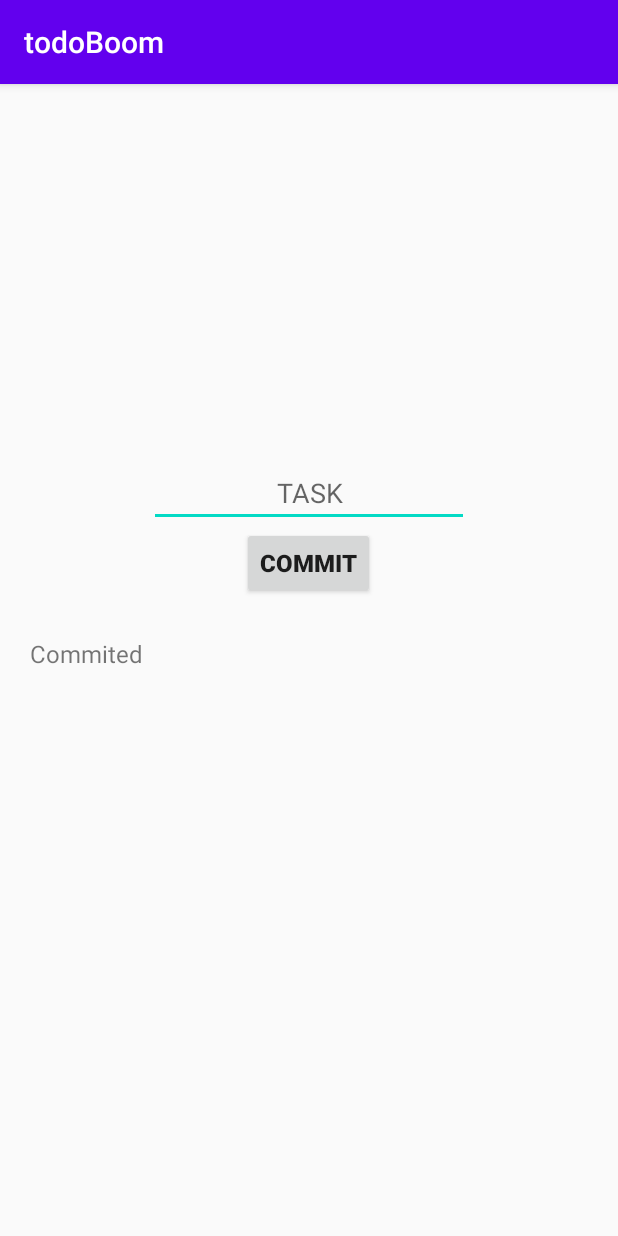
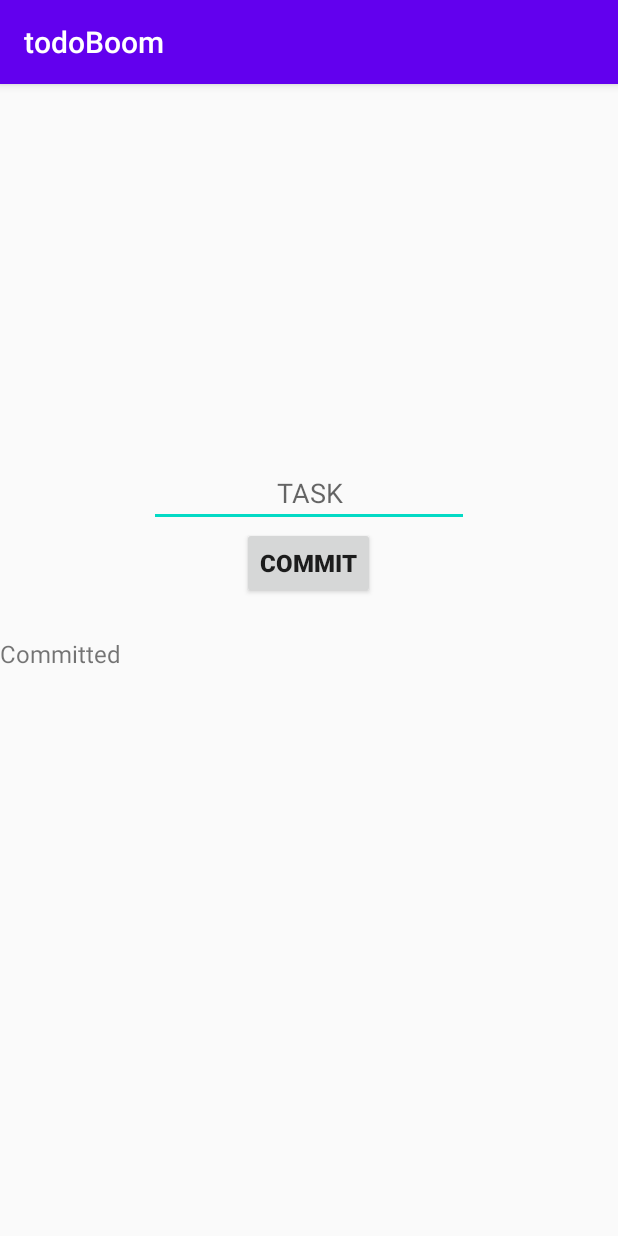
Before and after one commit to Dr-Seuss/post_pc_computing, an Android app: the screen it shows after launch (MainActivity), on a phone screen of 412 x 824 dp. Run offline under Robolectric (Android 15) with nearby library versions, the phone set to English and light mode, and no system bars.

Commit message:
ex1 update

```diff
--- a/todoboom/app/src/main/res/layout-land/activity_main.xml
+++ b/todoboom/app/src/main/res/layout-land/activity_main.xml
@@ -12,11 +12,12 @@
         android:id="@+id/curTask"
         android:layout_width="wrap_content"
         android:layout_height="wrap_content"
+        android:layout_gravity="center"
+        android:autofillHints=""
         android:ellipsize="start"
         android:ems="10"
-        android:hint="TASK"
         android:gravity="center"
-        android:layout_gravity="center"
+        android:hint="@string/task"
         android:inputType="text"
         android:singleLine="true" />
 
@@ -25,17 +26,17 @@
         android:layout_width="wrap_content"
         android:layout_height="wrap_content"
         android:layout_gravity="center"
-        android:text="COMMIT"
+        android:text="@string/commit"
         android:textSize="16sp"
         android:textStyle="normal|bold" />
 
     <TextView
         android:id="@+id/todoList"
-        android:layout_width="wrap_content"
+        android:layout_width="match_parent"
         android:layout_height="wrap_content"
         android:layout_gravity="center"
-        android:text="Commited"
         android:ems="15"
-        android:textSize="16sp"
-        android:freezesText="true"/>
+        android:freezesText="true"
+        android:text="@string/committed"
+        android:textSize="16sp" />
 </LinearLayout>
--- a/todoboom/app/src/main/res/layout-port/activity_main.xml
+++ b/todoboom/app/src/main/res/layout-port/activity_main.xml
@@ -12,12 +12,13 @@
         android:id="@+id/curTask"
         android:layout_width="wrap_content"
         android:layout_height="wrap_content"
+        android:layout_gravity="center"
         android:layout_marginTop="250dp"
+        android:autofillHints=""
         android:ellipsize="start"
         android:ems="10"
-        android:hint="TASK"
         android:gravity="center"
-        android:layout_gravity="center"
+        android:hint="@string/task"
         android:inputType="text"
         android:singleLine="true" />
 
@@ -26,18 +27,17 @@
         android:layout_width="wrap_content"
         android:layout_height="wrap_content"
         android:layout_gravity="center"
-        android:text="COMMIT"
+        android:text="@string/commit"
         android:textSize="16sp"
         android:textStyle="normal|bold" />
 
     <TextView
         android:id="@+id/todoList"
-        android:layout_width="wrap_content"
+        android:layout_width="match_parent"
         android:layout_height="wrap_content"
         android:layout_marginTop="25dp"
-        android:text="Commited"
-        android:paddingLeft="20dp"
         android:ems="15"
-        android:textSize="16sp"
-        android:freezesText="true"/>
+        android:freezesText="true"
+        android:text="@string/committed"
+        android:textSize="16sp" />
 </LinearLayout>
--- a/todoboom/app/src/main/res/layout/activity_main.xml
+++ b/todoboom/app/src/main/res/layout/activity_main.xml
@@ -5,7 +5,6 @@
     android:layout_width="match_parent"
     android:layout_height="match_parent"
     android:orientation="vertical"
-    android:layout_gravity="start"
     tools:context=".MainActivity">
 
 
@@ -13,12 +12,13 @@
         android:id="@+id/curTask"
         android:layout_width="wrap_content"
         android:layout_height="wrap_content"
+        android:layout_gravity="center"
         android:layout_marginTop="250dp"
+        android:autofillHints=""
         android:ellipsize="start"
         android:ems="10"
-        android:hint="TASK"
         android:gravity="center"
-        android:layout_gravity="center_horizontal"
+        android:hint="@string/task"
         android:inputType="text"
         android:singleLine="true" />
 
@@ -26,19 +26,18 @@
         android:id="@+id/commit"
         android:layout_width="wrap_content"
         android:layout_height="wrap_content"
-        android:layout_gravity="center_horizontal"
-        android:text="COMMIT"
+        android:layout_gravity="center"
+        android:text="@string/commit"
         android:textSize="16sp"
         android:textStyle="normal|bold" />
 
     <TextView
         android:id="@+id/todoList"
-        android:layout_width="wrap_content"
+        android:layout_width="match_parent"
         android:layout_height="wrap_content"
         android:layout_marginTop="25dp"
-        android:text="Commited"
-        android:paddingLeft="40dp"
         android:ems="15"
-        android:textSize="16sp"
-        android:freezesText="true"/>
+        android:freezesText="true"
+        android:text="@string/committed"
+        android:textSize="16sp" />
 </LinearLayout>
--- a/todoboom/app/src/main/res/values/strings.xml
+++ b/todoboom/app/src/main/res/values/strings.xml
@@ -1,3 +1,6 @@
 <resources>
     <string name="app_name">todoBoom</string>
+    <string name="task">TASK</string>
+    <string name="commit">COMMIT</string>
+    <string name="committed">Committed</string>
 </resources>
```
